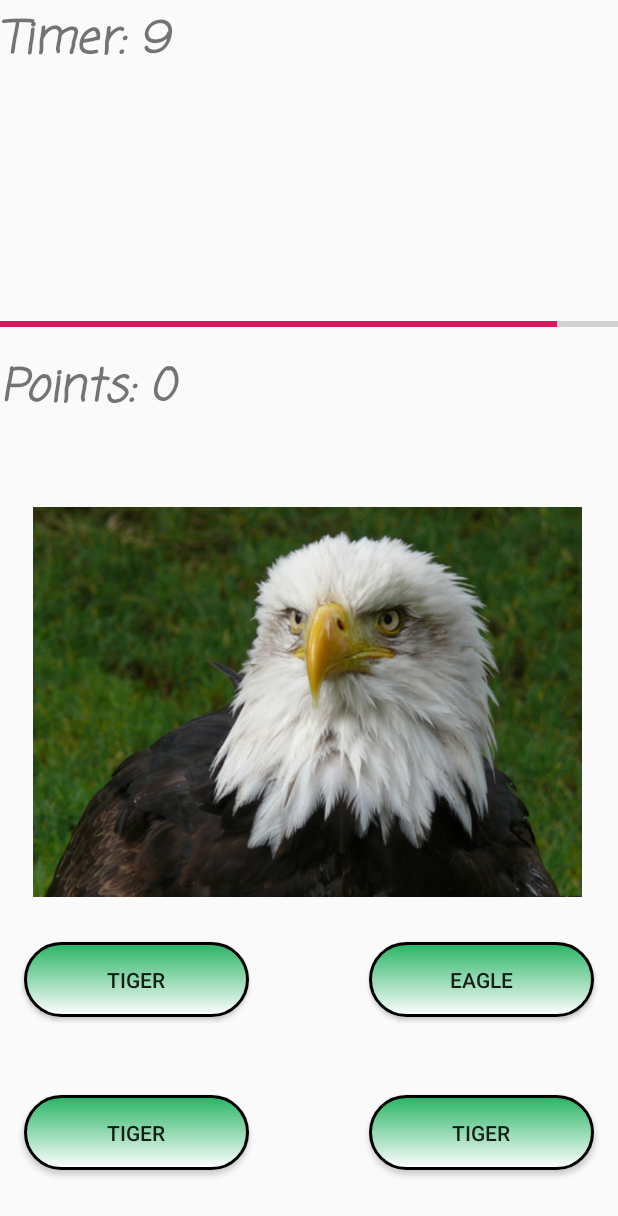
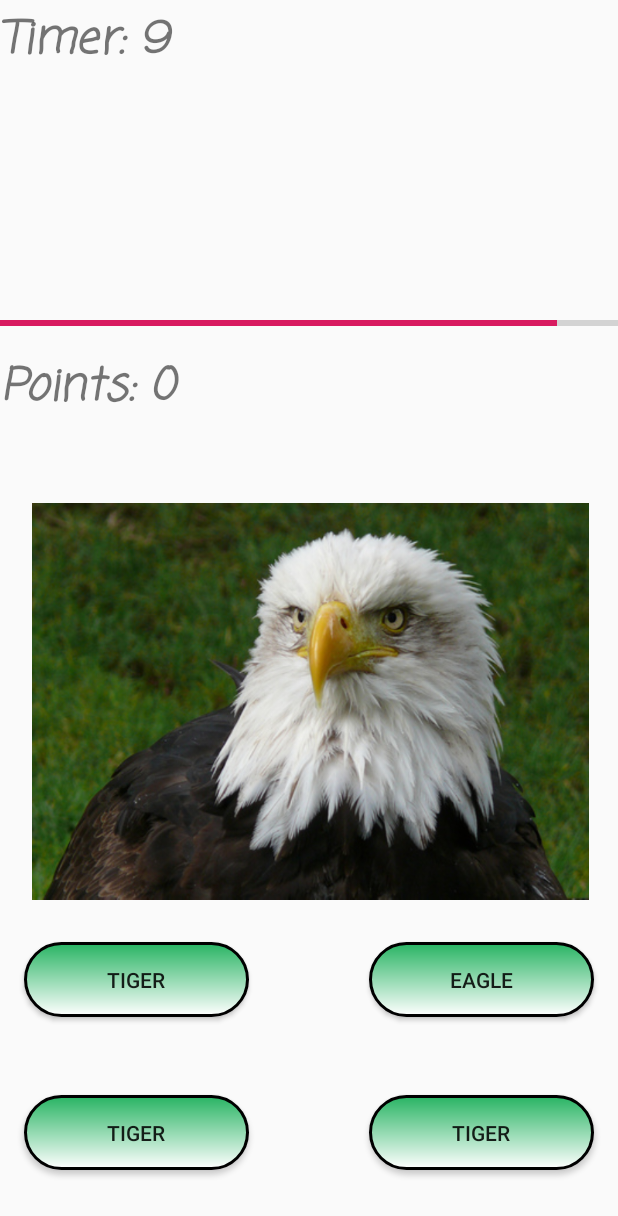
Before and after one commit to Ivgesha/AnimalGame, an Android app: the GameActivity screen opened directly, with no data from a screen before it, on a phone screen of 412 x 824 dp. Shown: the top 1216 px of the screen. Run offline under Robolectric (Android 15) with nearby library versions, the phone set to English and light mode, and no system bars.

```diff
--- a/app/src/main/res/layout/activity_game.xml
+++ b/app/src/main/res/layout/activity_game.xml
@@ -104,8 +104,8 @@
 
     <ImageView
         android:id="@+id/images"
-        android:layout_width="366dp"
-        android:layout_height="265dp"
+        android:layout_width="371dp"
+        android:layout_height="266dp"
         android:layout_marginStart="16dp"
         android:layout_marginLeft="16dp"
         android:layout_marginBottom="223dp"
```
